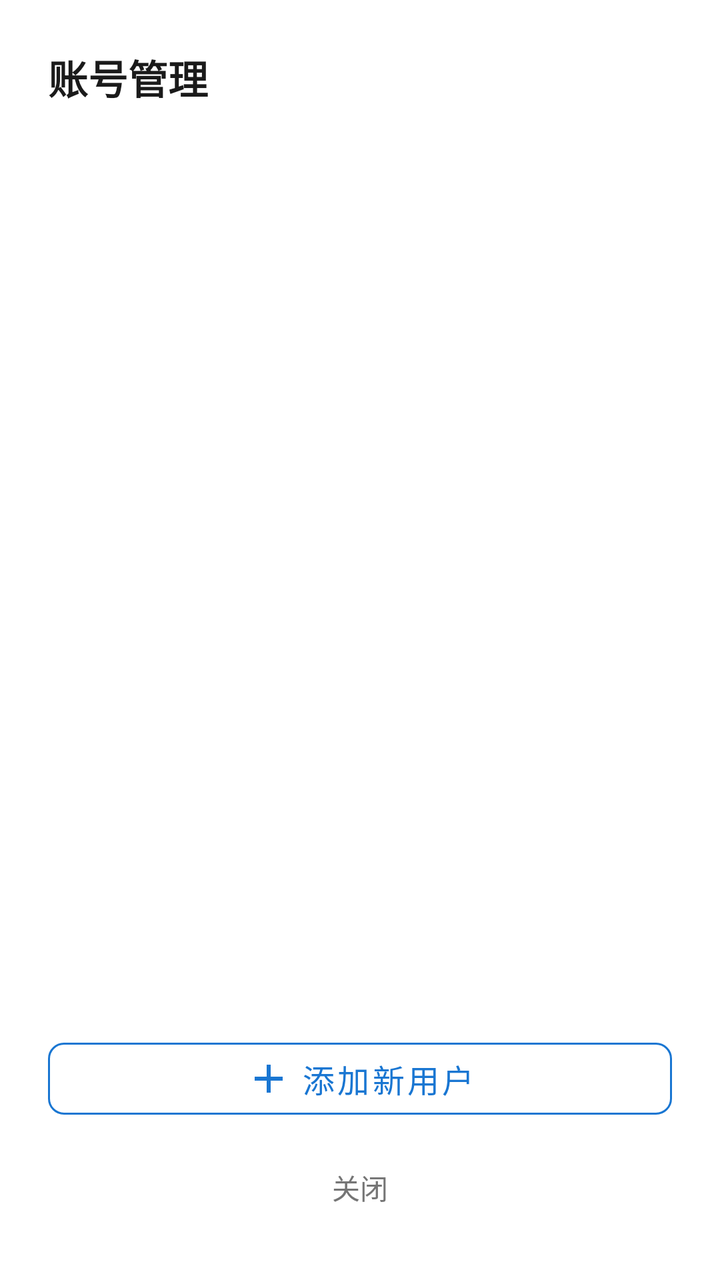
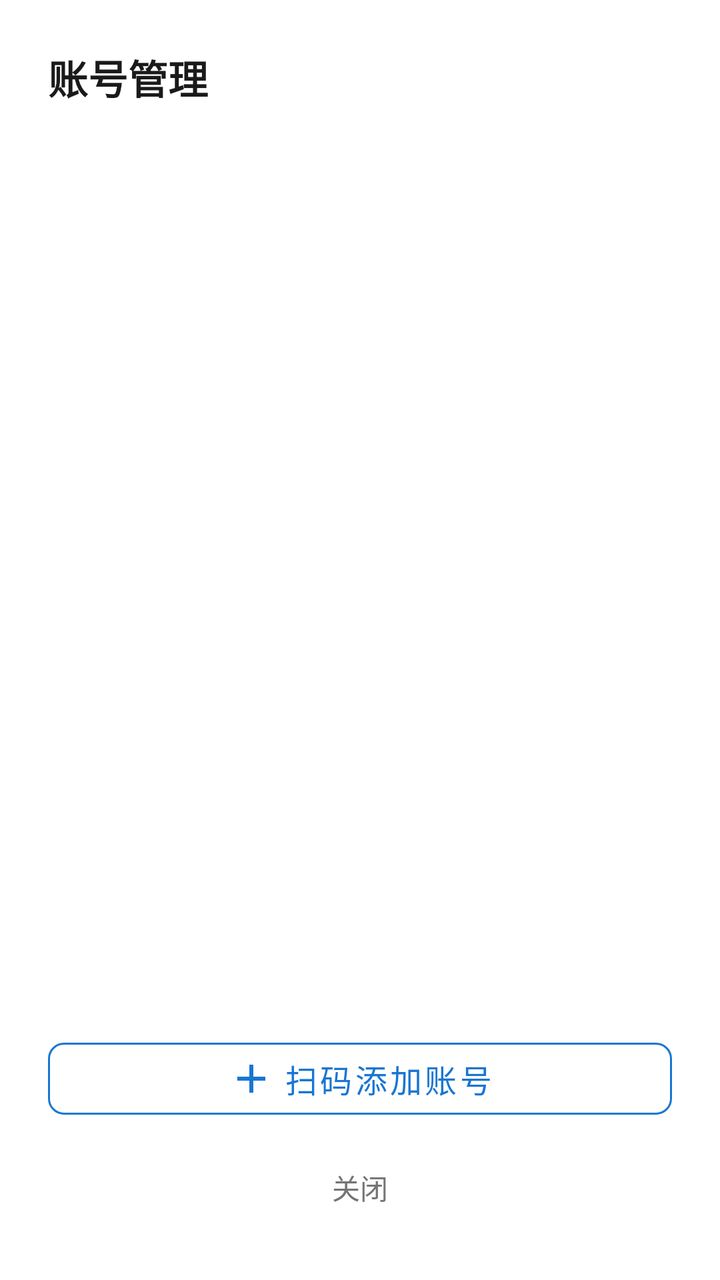

Two renders of the same Android screen: before a commit and after it. Below are the layout's source before the change and the commit's diff.
<!-- AndroidManifest.xml: application theme Theme.Nbu -->
<!-- res/layout/dialog_user_management.xml -->
<?xml version="1.0" encoding="utf-8"?>
<LinearLayout xmlns:android="http://schemas.android.com/apk/res/android"
    xmlns:app="http://schemas.android.com/apk/res-auto"
    android:layout_width="match_parent"
    android:layout_height="wrap_content"
    android:orientation="vertical"
    android:background="@drawable/bg_dialog_rounded"
    android:padding="24dp">

    <TextView
        android:layout_width="match_parent"
        android:layout_height="wrap_content"
        android:text="账号管理"
        android:textSize="20sp"
        android:textStyle="bold"
        android:textColor="@color/text_primary"
        android:layout_marginBottom="16dp"/>

    <ScrollView
        android:layout_width="match_parent"
        android:layout_height="0dp"
        android:layout_weight="1"
        android:layout_marginBottom="16dp"
        android:scrollbars="none">

        <LinearLayout
            android:id="@+id/llUserList"
            android:layout_width="match_parent"
            android:layout_height="wrap_content"
            android:orientation="vertical"
            android:divider="?android:dividerHorizontal"
            android:showDividers="middle"/>

    </ScrollView>

    <com.google.android.material.button.MaterialButton
        android:id="@+id/btnAddUser"
        android:layout_width="match_parent"
        android:layout_height="wrap_content"
        android:text="添加新用户"
        android:textSize="16sp"
        app:icon="@drawable/ic_add"
        app:iconGravity="textStart"
        app:cornerRadius="8dp"
        android:textColor="@color/brand_primary"
        style="@style/Widget.MaterialComponents.Button.OutlinedButton"
        app:strokeColor="@color/brand_primary"/>

    <TextView
        android:id="@+id/btnClose"
        android:layout_width="match_parent"
        android:layout_height="wrap_content"
        android:text="关闭"
        android:gravity="center"
        android:padding="12dp"
        android:textColor="@color/text_secondary"
        android:background="?attr/selectableItemBackground"
        android:layout_marginTop="8dp"/>

</LinearLayout>
<!-- resources referenced by this layout -->
<resources>
  <color name="brand_primary">#1976D2</color>
  <color name="text_primary">#1A1A1A</color>
  <color name="text_secondary">#757575</color>
  <!-- drawable bg_dialog_rounded (drawable) -->
  <?xml version="1.0" encoding="utf-8"?>
  <shape xmlns:android="http://schemas.android.com/apk/res/android">
      <solid android:color="@android:color/white"/>
      <corners android:radius="16dp"/>
  </shape>
  <!-- drawable ic_add (drawable) -->
  <vector xmlns:android="http://schemas.android.com/apk/res/android"
      android:width="24dp"
      android:height="24dp"
      android:viewportWidth="24.0"
      android:viewportHeight="24.0">
      <path
          android:fillColor="#FF757575"
          android:pathData="M19,13h-6v6h-2v-6H5v-2h6V5h2v6h6v2z"/>
  </vector>
  <style name="Theme.Nbu" parent="Theme.MaterialComponents.DayNight.NoActionBar">
          
          <item name="colorPrimary">@color/brand_primary</item>
          <item name="colorPrimaryVariant">@color/brand_primary_dark</item>
          <item name="colorOnPrimary">@color/white</item>
          
          <item name="colorSecondary">@color/brand_accent</item>
          <item name="colorSecondaryVariant">@color/brand_primary</item>
          <item name="colorOnSecondary">@color/white</item>
          
          <item name="android:statusBarColor">@android:color/transparent</item>
          <item name="android:windowLightStatusBar">false</item>
          
          <item name="windowNoTitle">true</item>
          <item name="windowActionBar">false</item>
      </style>
  <color name="brand_primary_dark">#0D47A1</color>
  <color name="white">#FFFFFFFF</color>
  <color name="brand_accent">#42A5F5</color>
</resources>

<!-- the commit's change to res/layout/dialog_user_management.xml (unified diff, before → after) -->
@@ -37,7 +37,7 @@
         android:id="@+id/btnAddUser"
         android:layout_width="match_parent"
         android:layout_height="wrap_content"
-        android:text="添加新用户"
+        android:text="@string/scan_add_account"
         android:textSize="16sp"
         app:icon="@drawable/ic_add"
         app:iconGravity="textStart"
<!-- resource entries referenced after the edit -->
@@ -19,6 +19,7 @@
           android:fillColor="#FF757575"
           android:pathData="M19,13h-6v6h-2v-6H5v-2h6V5h2v6h6v2z"/>
   </vector>
+  <string name="scan_add_account">扫码添加账号</string>
   <style name="Theme.Nbu" parent="Theme.MaterialComponents.DayNight.NoActionBar">
           
           <item name="colorPrimary">@color/brand_primary</item>
